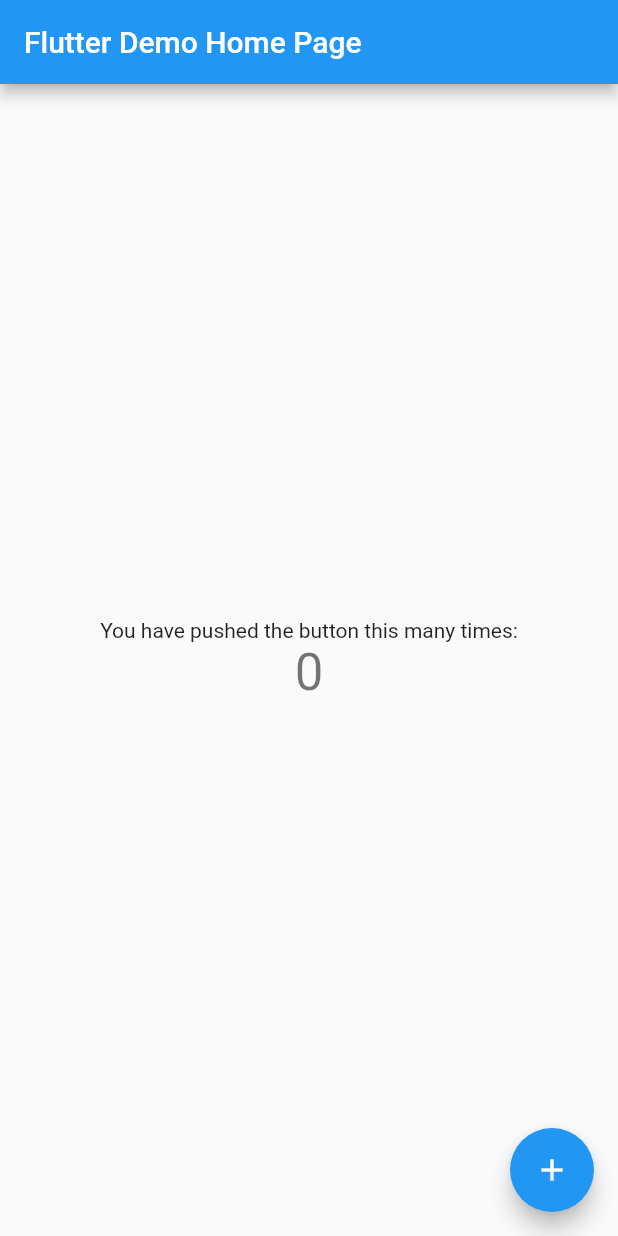
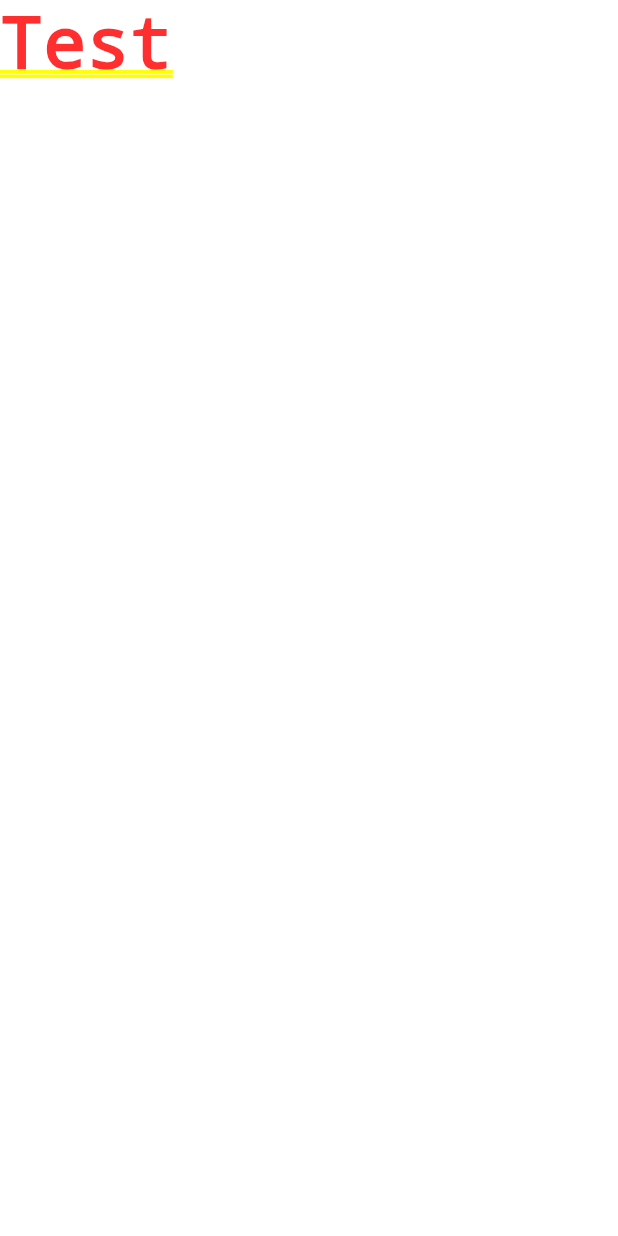
Before and after one commit to MatthewJones517/obs_countdown_timer, a Flutter app: the screen it shows after launch, on a phone screen of 412 x 824 dp. Run offline on Flutter 3.47's test engine with Material 2 defaults, Android fonts, the phone set to English and light mode, and no system bars.

Commit message:
Deleted boilerplate code and created basic project layout

```diff
--- a/lib/main.dart
+++ b/lib/main.dart
@@ -1,117 +1,6 @@
 import 'package:flutter/material.dart';
+import 'package:obs_countdown_timer/src/app.dart';
 
-void main() {
-  runApp(MyApp());
+void main() async {
+  runApp(App());
 }
-
-class MyApp extends StatelessWidget {
-  // This widget is the root of your application.
-  @override
-  Widget build(BuildContext context) {
-    return MaterialApp(
-      title: 'Flutter Demo',
-      theme: ThemeData(
-        // This is the theme of your application.
-        //
-        // Try running your application with "flutter run". You'll see the
-        // application has a blue toolbar. Then, without quitting the app, try
-        // changing the primarySwatch below to Colors.green and then invoke
-        // "hot reload" (press "r" in the console where you ran "flutter run",
-        // or simply save your changes to "hot reload" in a Flutter IDE).
-        // Notice that the counter didn't reset back to zero; the application
-        // is not restarted.
-        primarySwatch: Colors.blue,
-        // This makes the visual density adapt to the platform that you run
-        // the app on. For desktop platforms, the controls will be smaller and
-        // closer together (more dense) than on mobile platforms.
-        visualDensity: VisualDensity.adaptivePlatformDensity,
-      ),
-      home: MyHomePage(title: 'Flutter Demo Home Page'),
-    );
-  }
-}
-
-class MyHomePage extends StatefulWidget {
-  MyHomePage({Key key, this.title}) : super(key: key);
-
-  // This widget is the home page of your application. It is stateful, meaning
-  // that it has a State object (defined below) that contains fields that affect
-  // how it looks.
-
-  // This class is the configuration for the state. It holds the values (in this
-  // case the title) provided by the parent (in this case the App widget) and
-  // used by the build method of the State. Fields in a Widget subclass are
-  // always marked "final".
-
-  final String title;
-
-  @override
-  _MyHomePageState createState() => _MyHomePageState();
-}
-
-class _MyHomePageState extends State<MyHomePage> {
-  int _counter = 0;
-
-  void _incrementCounter() {
-    setState(() {
-      // This call to setState tells the Flutter framework that something has
-      // changed in this State, which causes it to rerun the build method below
-      // so that the display can reflect the updated values. If we changed
-      // _counter without calling setState(), then the build method would not be
-      // called again, and so nothing would appear to happen.
-      _counter++;
-    });
-  }
-
-  @override
-  Widget build(BuildContext context) {
-    // This method is rerun every time setState is called, for instance as done
-    // by the _incrementCounter method above.
-    //
-    // The Flutter framework has been optimized to make rerunning build methods
-    // fast, so that you can just rebuild anything that needs updating rather
-    // than having to individually change instances of widgets.
-    return Scaffold(
-      appBar: AppBar(
-        // Here we take the value from the MyHomePage object that was created by
-        // the App.build method, and use it to set our appbar title.
-        title: Text(widget.title),
-      ),
-      body: Center(
-        // Center is a layout widget. It takes a single child and positions it
-        // in the middle of the parent.
-        child: Column(
-          // Column is also a layout widget. It takes a list of children and
-          // arranges them vertically. By default, it sizes itself to fit its
-          // children horizontally, and tries to be as tall as its parent.
-          //
-          // Invoke "debug painting" (press "p" in the console, choose the
-          // "Toggle Debug Paint" action from the Flutter Inspector in Android
-          // Studio, or the "Toggle Debug Paint" command in Visual Studio Code)
-          // to see the wireframe for each widget.
-          //
-          // Column has various properties to control how it sizes itself and
-          // how it positions its children. Here we use mainAxisAlignment to
-          // center the children vertically; the main axis here is the vertical
-          // axis because Columns are vertical (the cross axis would be
-          // horizontal).
-          mainAxisAlignment: MainAxisAlignment.center,
-          children: <Widget>[
-            Text(
-              'You have pushed the button this many times:',
-            ),
-            Text(
-              '$_counter',
-              style: Theme.of(context).textTheme.headline4,
-            ),
-          ],
-        ),
-      ),
-      floatingActionButton: FloatingActionButton(
-        onPressed: _incrementCounter,
-        tooltip: 'Increment',
-        child: Icon(Icons.add),
-      ), // This trailing comma makes auto-formatting nicer for build methods.
-    );
-  }
-}
--- /dev/null
+++ b/lib/src/app.dart
@@ -0,0 +1,11 @@
+import 'package:flutter/material.dart';
+
+class App extends StatelessWidget {
+  Widget build(context) {
+    return MaterialApp(
+      title: 'Countdown Timer Overlay',
+      debugShowCheckedModeBanner: false,
+      home: Text('Test'),
+    );
+  }
+}
```
Also changed, not shown: 1 other file.
